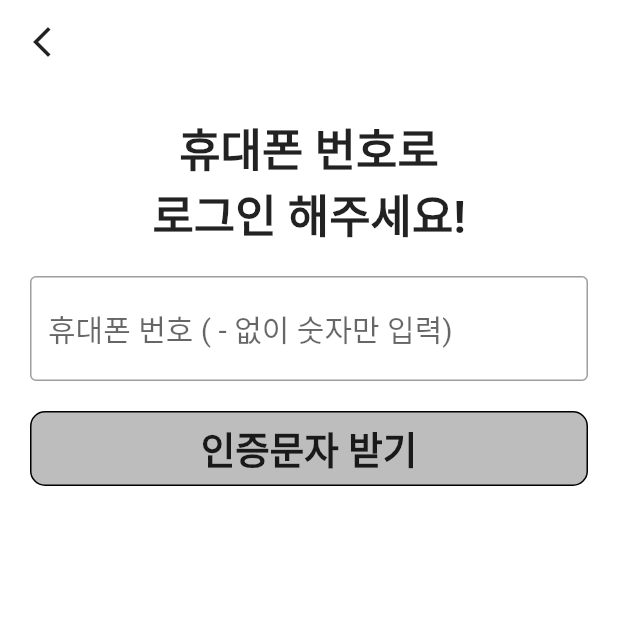
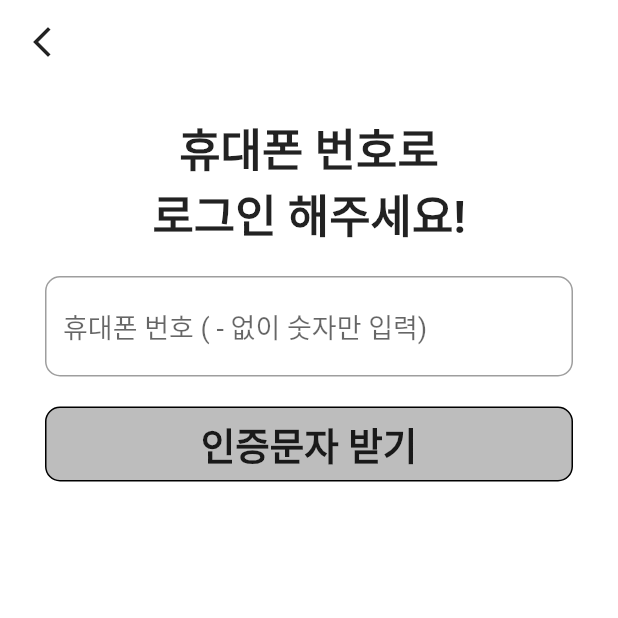
Before and after one commit to Donne-All-Around/DonneAllAround, a Flutter app: the screen it shows after launch, after a tap on "로그인", on a phone screen of 412 x 824 dp, the top half of it. Run offline on Flutter 3.47's test engine with Material 2 defaults, Android fonts, the phone set to English and light mode, and no system bars; our stand-ins replace awesome_bottom_bar.

Commit message:
0913 ha 로그인 입력칸 버튼통일

```diff
--- a/login/lib/login_page.dart
+++ b/login/lib/login_page.dart
@@ -87,7 +87,7 @@ class _LoginPageState extends State<LoginPage> {
                     height: 20,
                   ),
                   Container(
-                    margin: const EdgeInsets.symmetric(horizontal: 20),
+                    margin: const EdgeInsets.symmetric(horizontal: 30),
                     child: TextField(
                       controller: _phoneNumberController,// 전화번호 입력칸
                       keyboardType: TextInputType.number, // 키보드 숫자로 나타남
@@ -98,14 +98,15 @@ class _LoginPageState extends State<LoginPage> {
                         //13자리만 입력받도록 하이픈 2개+숫자 11개
                       ],
                       style: const TextStyle(
-                        fontSize: 20,
+                        fontSize: 18,
                       ),
-                      decoration:const InputDecoration(
+                      decoration: InputDecoration(
                         border: OutlineInputBorder(
+                          borderRadius: BorderRadius.circular(10),
                           // borderSide: BorderSide(color: Colors.black),
                         ),
                         hintText: '휴대폰 번호 ( - 없이 숫자만 입력)',
-                        labelStyle: TextStyle(
+                        labelStyle: const TextStyle(
                           fontSize: 20,
                           // textAlign: TextAlign.center,
                         ),
@@ -128,7 +129,7 @@ class _LoginPageState extends State<LoginPage> {
                       }
                     },
                     child: Container(
-                      margin: const EdgeInsets.fromLTRB(20, 0, 20, 0),
+                      margin: const EdgeInsets.fromLTRB(30, 0, 30, 0),
                       height: 50,
                       width: double.infinity,
                       decoration:  BoxDecoration(
@@ -150,7 +151,7 @@ class _LoginPageState extends State<LoginPage> {
                     Column(
                       children: [
                         Container(
-                          margin: const EdgeInsets.symmetric(horizontal: 20),
+                          margin: const EdgeInsets.symmetric(horizontal: 30),
                           child: TextField(
                             controller: _verificationController, // 인증번호 입력칸
                             keyboardType: TextInputType.number, // 키보드 숫자로 나타남
@@ -160,14 +161,15 @@ class _LoginPageState extends State<LoginPage> {
                               // 6자리 숫자만 입력받도록
                             ],
                             style: const TextStyle(
-                              fontSize: 20,
+                              fontSize: 18,
                             ),
-                            decoration: const InputDecoration(
+                            decoration: InputDecoration(
                               border: OutlineInputBorder(
+                                borderRadius: BorderRadius.circular(10),
                                 // borderSide: BorderSide(color: Colors.black),
                               ),
                               hintText: '인증번호 입력',
-                              labelStyle: TextStyle(
+                              labelStyle: const TextStyle(
                                 fontSize: 20,
                               ),
                               // contentPadding: EdgeInsets.all(20.0),
```
